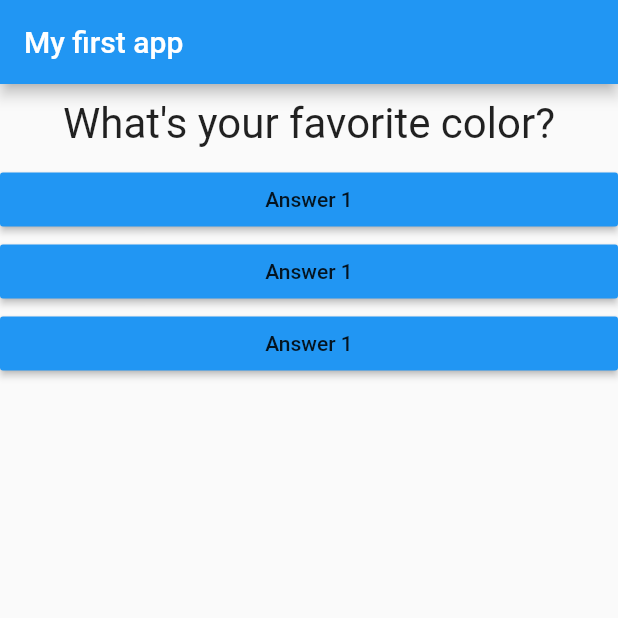
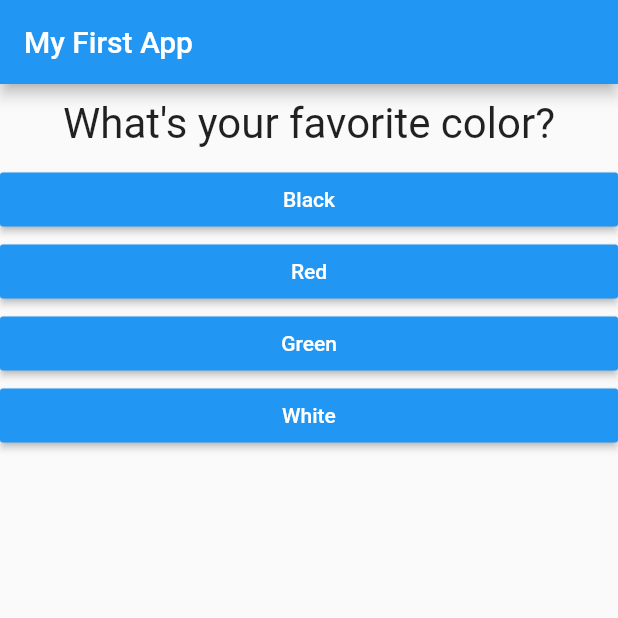
Before and after one commit to PoojanPanchal/flutter-apps, a Flutter app: the screen it shows after launch, on a phone screen of 412 x 824 dp, the top half of it. Run offline on Flutter 3.47's test engine with Material 2 defaults, Android fonts, the phone set to English and light mode, and no system bars.

Commit message:
first app complete

```diff
--- a/first_app/lib/answer.dart
+++ b/first_app/lib/answer.dart
@@ -2,8 +2,9 @@ import 'package:flutter/material.dart';
 
 class Answer extends StatelessWidget {
   final Function selectHandler;
+  final String answerText;
 
-  Answer(this.selectHandler);
+  Answer(this.selectHandler, this.answerText);
 
   @override
   Widget build(BuildContext context) {
@@ -11,7 +12,8 @@ class Answer extends StatelessWidget {
       width: double.infinity,
       child: RaisedButton(
         color: Colors.blue,
-        child: Text('Answer 1'),
+        textColor: Colors.white,
+        child: Text(answerText),
         onPressed: selectHandler,
       ),
     );
--- a/first_app/lib/main.dart
+++ b/first_app/lib/main.dart
@@ -1,50 +1,100 @@
 import 'package:flutter/material.dart';
 
-import './question.dart';
-import './answer.dart';
+import './quiz.dart';
+import './result.dart';
+// void main() {
+//   runApp(MyApp());
+// }
 
 void main() => runApp(MyApp());
 
 class MyApp extends StatefulWidget {
   @override
   State<StatefulWidget> createState() {
+    // ignore: todo
     // TODO: implement createState
-    return MyAppState();
+    return _MyAppState();
   }
 }
 
-class MyAppState extends State<MyApp> {
+class _MyAppState extends State<MyApp> {
+  final _questions = const [
+    {
+      'questionText': 'What\'s your favorite color?',
+      'answers': [
+        {'text': 'Black', 'score': 10},
+        {'text': 'Red', 'score': 5},
+        {'text': 'Green', 'score': 3},
+        {'text': 'White', 'score': 1},
+      ],
+    },
+    {
+      'questionText': 'What\'s your favorite animal?',
+      'answers': [
+        {'text': 'Rabbit', 'score': 3},
+        {'text': 'Snake', 'score': 11},
+        {'text': 'Elephant', 'score': 5},
+        {'text': 'Lion', 'score': 9},
+      ],
+    },
+    {
+      'questionText': 'Who\'s your favorite instructor?',
+      'answers': [
+        {'text': 'Max', 'score': 1},
+        {'text': 'Max', 'score': 1},
+        {'text': 'Max', 'score': 1},
+        {'text': 'Max', 'score': 1},
+      ],
+    },
+  ];
   var _questionIndex = 0;
-  void _answerQuestion() {
+  var _totalScore = 0;
+
+  void _resetQuiz() {
+    setState(() {
+      _questionIndex = 0;
+      _totalScore = 0;
+    });
+  }
+
+  void _answerQuestion(int score) {
+    // var aBool = true;
+    // aBool = false;
+
+    _totalScore += score;
+
     setState(() {
       _questionIndex = _questionIndex + 1;
     });
-
     print(_questionIndex);
+    if (_questionIndex < _questions.length) {
+      print('We have more questions!');
+    } else {
+      print('No more questions!');
+    }
   }
 
   @override
   Widget build(BuildContext context) {
-    var questions = [
-      'What\'s your favorite color?',
-      'Which animal do you like?',
-    ];
-    var materialApp = MaterialApp(
-        home: Scaffold(
-      appBar: AppBar(
-        title: Text('My first app'),
+    // var dummy = const ['Hello'];
+    // dummy.add('Max');
+    // print(dummy);
+    // dummy = [];
+    // questions = []; // does not work if questions is a const
+
+    return MaterialApp(
+      home: Scaffold(
+        appBar: AppBar(
+          title: Text('My First App'),
+        ),
+        body: _questionIndex < _questions.length
+            ? Quiz(
+                answerQuestion: _answerQuestion,
+                questionIndex: _questionIndex,
+                questions: _questions,
+              )
+            : Result(_totalScore, _resetQuiz),
       ),
-      body: Column(
-        children: [
-          Question(
-            questions[_questionIndex],
-          ),
-          Answer(_answerQuestion),
-          Answer(_answerQuestion),
-          Answer(_answerQuestion),
-        ],
-      ),
-    ));
-    return materialApp;
+    );
   }
 }
--- /dev/null
+++ b/first_app/lib/quiz.dart
@@ -0,0 +1,30 @@
+import 'package:flutter/material.dart';
+
+import './question.dart';
+import './answer.dart';
+
+class Quiz extends StatelessWidget {
+  final List<Map<String, Object>> questions;
+  final int questionIndex;
+  final Function answerQuestion;
+
+  Quiz({
+    @required this.questions,
+    @required this.answerQuestion,
+    @required this.questionIndex,
+  });
+
+  @override
+  Widget build(BuildContext context) {
+    return Column(
+      children: [
+        Question(
+          questions[questionIndex]['questionText'],
+        ),
+        ...(questions[questionIndex]['answers'] as List<Map<String, Object>>).map((answer) {
+          return Answer(() => answerQuestion(answer['score']), answer['text']);
+        }).toList()
+      ],
+    );
+  }
+}
```
Also changed, not shown: first_app/lib/result.dart (added, +44 -0 lines).
